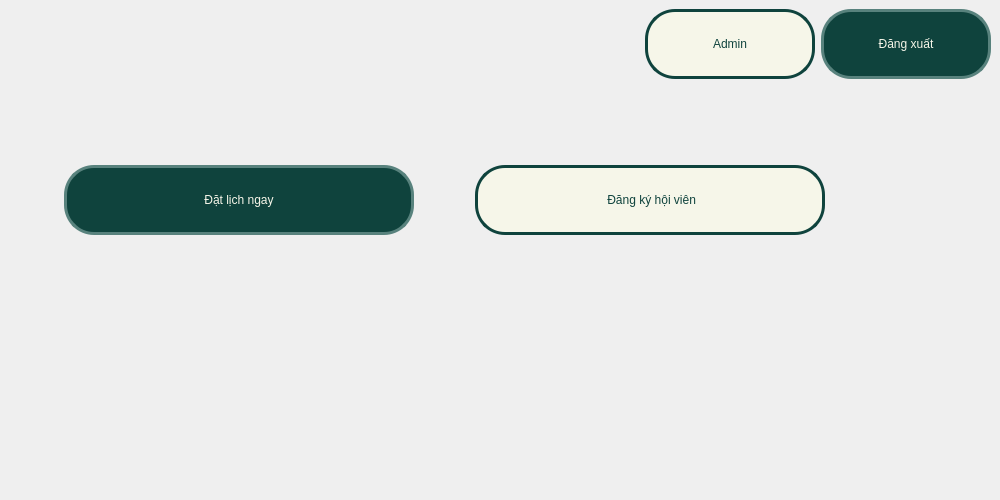
nguyenbphan12001-rimzy/Do-an-cuoi-ki-Nhom8_KTLT, file ui/dashboard/Dashboard.ui: the form before one commit.
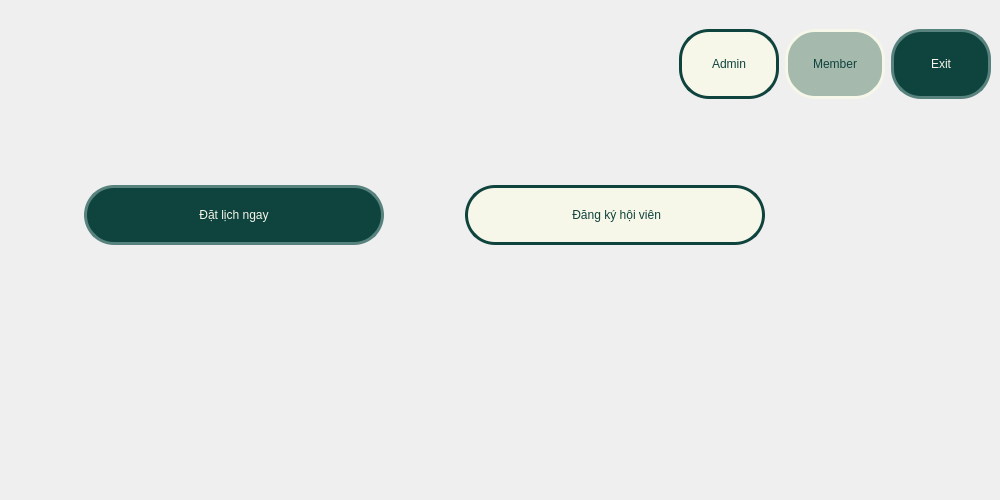
The form after the commit. Icons and pictures are not drawn.

```diff
--- a/ui/dashboard/Dashboard.ui
+++ b/ui/dashboard/Dashboard.ui
@@ -26,6 +26,13 @@
   </property>
   <widget class="QWidget" name="centralwidget">
    <layout class="QVBoxLayout" name="verticalLayout_2">
+    <item>
+     <widget class="QLabel" name="label">
+      <property name="text">
+       <string/>
+      </property>
+     </widget>
+    </item>
     <item>
      <layout class="QVBoxLayout" name="verticalLayout">
       <item>
@@ -49,10 +56,16 @@
            <widget class="QPushButton" name="pushButtonAdmin">
             <property name="minimumSize">
              <size>
-              <width>170</width>
+              <width>100</width>
               <height>70</height>
              </size>
             </property>
+            <property name="maximumSize">
+             <size>
+              <width>16777215</width>
+              <height>16777215</height>
+             </size>
+            </property>
             <property name="styleSheet">
              <string notr="true">color:#0f433d;
 background-color: #f6f6e9;
@@ -63,13 +76,41 @@
             <property name="text">
              <string>Admin</string>
             </property>
-            <property name="icon">
-             <iconset>
-              <normaloff>../images/manager.png</normaloff>../images/manager.png</iconset>
+            <property name="iconSize">
+             <size>
+              <width>30</width>
+              <height>50</height>
+             </size>
             </property>
+           </widget>
+          </item>
+          <item>
+           <widget class="QPushButton" name="pushButtonMember">
+            <property name="minimumSize">
+             <size>
+              <width>100</width>
+              <height>70</height>
+             </size>
+            </property>
+            <property name="maximumSize">
+             <size>
+              <width>16777215</width>
+              <height>16777215</height>
+             </size>
+            </property>
+            <property name="styleSheet">
+             <string notr="true">color:#0f433d;
+background-color: rgb(165, 185, 172);
+font: 87 15pt &quot;Noto Sans HK Black&quot;;
+border-radius: 30px;
+border: 3px solid #f6f6e9;</string>
+            </property>
+            <property name="text">
+             <string>Member</string>
+            </property>
             <property name="iconSize">
              <size>
-              <width>50</width>
+              <width>30</width>
               <height>50</height>
              </size>
             </property>
@@ -79,7 +120,7 @@
            <widget class="QPushButton" name="pushButtonLogOut">
             <property name="minimumSize">
              <size>
-              <width>170</width>
+              <width>100</width>
               <height>70</height>
              </size>
             </property>
@@ -97,7 +138,7 @@
 border: 3px solid  #58827d;</string>
             </property>
             <property name="text">
-             <string>Đăng xuất</string>
+             <string>Exit</string>
             </property>
             <property name="iconSize">
              <size>
@@ -134,8 +175,8 @@
              <widget class="QPushButton" name="pushButtonDkyHoivien">
               <property name="minimumSize">
                <size>
-                <width>350</width>
-                <height>70</height>
+                <width>300</width>
+                <height>60</height>
                </size>
               </property>
               <property name="styleSheet">
@@ -258,8 +299,8 @@
              <widget class="QPushButton" name="pushButtonDatlich">
               <property name="minimumSize">
                <size>
-                <width>350</width>
-                <height>70</height>
+                <width>300</width>
+                <height>60</height>
                </size>
               </property>
               <property name="maximumSize">
```
Left out of the diff: 4 changed lines with no effect on the pictures.
